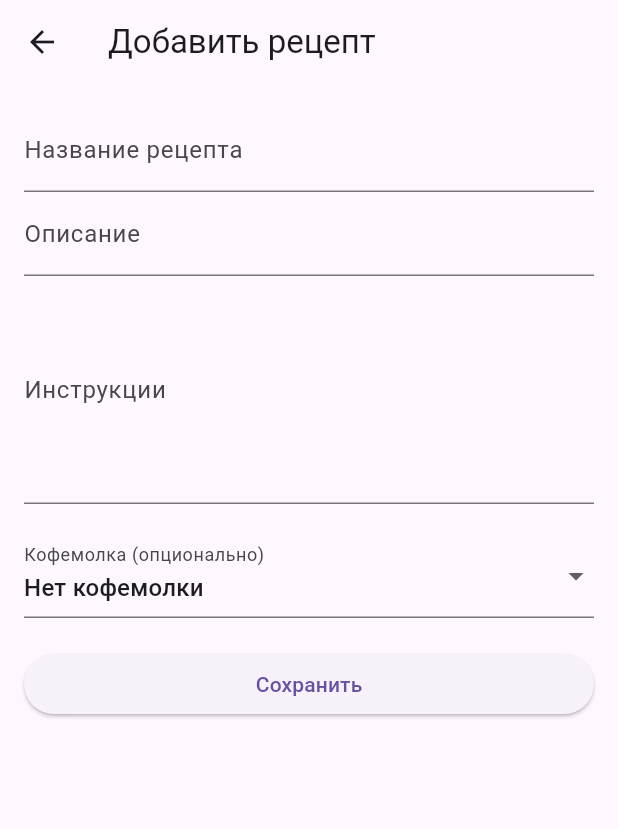
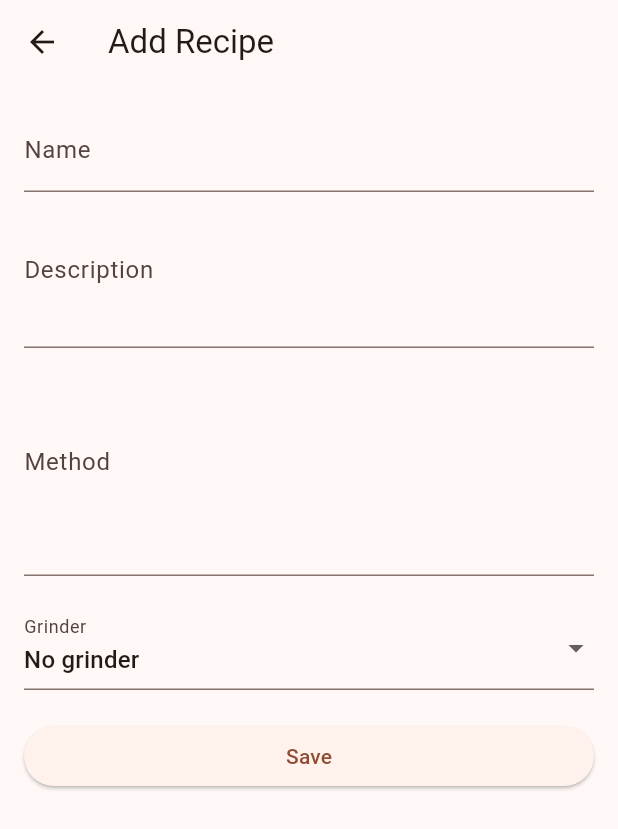
Before and after one commit to deledzis/BrewDiary, a Flutter app: the screen it shows after launch, item 2 of the bottom bar chosen, after a tap on the "add" icon, on a phone screen of 412 x 824 dp. Shown: the top 829 px of the screen. Run offline on Flutter 3.47's test engine with Material 3 defaults, Android fonts, the phone set to English and light mode, and no system bars; our stand-ins replace image_picker, share_plus, shared_preferences, sqflite, sqflite_common_ffi; accounts and stored records are empty; generated files the repository leaves out were written again.

Commit message:
Theming and l10n

```diff
--- a/lib/diary/add_entry_screen.dart
+++ b/lib/diary/add_entry_screen.dart
@@ -112,12 +112,12 @@ class _AddEntryScreenState extends State<AddEntryScreen> {
 
   Widget _buildRecipeDropdown() {
     if (_isRecipesLoading) {
-      return InputDecorator(
-        decoration: const InputDecoration(
+      return const InputDecorator(
+        decoration: InputDecoration(
           labelText: 'Связать с рецептом (опционально)',
         ),
         child: Row(
-          children: const [
+          children: [
             CircularProgressIndicator(strokeWidth: 2),
             SizedBox(width: 16),
             Text('Загрузка рецептов...'),
--- a/lib/diary/edit_entry_screen.dart
+++ b/lib/diary/edit_entry_screen.dart
@@ -141,12 +141,12 @@ class _EditEntryScreenState extends State<EditEntryScreen> {
 
   Widget _buildRecipeDropdown() {
     if (_isRecipesLoading) {
-      return InputDecorator(
-        decoration: const InputDecoration(
+      return const InputDecorator(
+        decoration: InputDecoration(
           labelText: 'Связать с рецептом (опционально)',
         ),
         child: Row(
-          children: const [
+          children: [
             CircularProgressIndicator(strokeWidth: 2),
             SizedBox(width: 16),
             Text('Загрузка рецептов...'),
--- a/lib/grinder/add_edit_grinder_screen.dart
+++ b/lib/grinder/add_edit_grinder_screen.dart
@@ -1,4 +1,5 @@
 import 'package:flutter/material.dart';
+import 'package:flutter_gen/gen_l10n/app_localizations.dart';
 
 import '../db/db_helper.dart';
 
@@ -60,13 +61,10 @@ class _AddEditGrinderScreenState extends State<AddEditGrinderScreen> {
 
   @override
   Widget build(BuildContext context) {
+    final l10n = AppLocalizations.of(context)!;
     return Scaffold(
       appBar: AppBar(
-        title: Text(
-          widget.grinder == null
-              ? 'Добавить кофемолку'
-              : 'Редактировать кофемолку',
-        ),
+        title: Text(widget.grinder == null ? l10n.addGrinder : l10n.editGrinder),
       ),
       body: Padding(
         padding: const EdgeInsets.all(16),
@@ -76,7 +74,7 @@ class _AddEditGrinderScreenState extends State<AddEditGrinderScreen> {
             children: [
               TextFormField(
                 controller: _nameController,
-                decoration: const InputDecoration(labelText: 'Название'),
+                decoration: InputDecoration(labelText: l10n.grinderName),
                 validator:
                     (value) =>
                         value == null || value.isEmpty
@@ -85,17 +83,17 @@ class _AddEditGrinderScreenState extends State<AddEditGrinderScreen> {
               ),
               TextFormField(
                 controller: _descriptionController,
-                decoration: const InputDecoration(labelText: 'Описание'),
+                decoration: InputDecoration(labelText: l10n.grinderDescription),
               ),
               TextFormField(
                 controller: _settingsController,
-                decoration: const InputDecoration(labelText: 'Настройки'),
+                decoration: InputDecoration(labelText: l10n.grinderSettings),
                 maxLines: 3,
               ),
               const SizedBox(height: 20),
               ElevatedButton(
                 onPressed: _submitForm,
-                child: const Text('Сохранить'),
+                child: Text(l10n.save),
               ),
             ],
           ),
--- a/lib/grinder/coffee_grinder_screen.dart
+++ b/lib/grinder/coffee_grinder_screen.dart
@@ -1,4 +1,5 @@
 import 'package:flutter/material.dart';
+import 'package:flutter_gen/gen_l10n/app_localizations.dart';
 
 import '../db/db_helper.dart';
 import 'add_edit_grinder_screen.dart';
@@ -28,8 +29,9 @@ class _CoffeeGrinderScreenState extends State<CoffeeGrinderScreen> {
 
   @override
   Widget build(BuildContext context) {
+    final l10n = AppLocalizations.of(context)!;
     return Scaffold(
-      appBar: AppBar(title: const Text('Кофемолки')),
+      appBar: AppBar(title: Text(l10n.grinders)),
       body: ListView.builder(
         itemCount: _grinders.length,
         itemBuilder: (context, index) {
--- a/lib/home/home_screen.dart
+++ b/lib/home/home_screen.dart
@@ -1,4 +1,5 @@
 import 'package:flutter/material.dart';
+import 'package:flutter_gen/gen_l10n/app_localizations.dart';
 
 import '../recipes/recipes_screen.dart';
 import '../settings/settings_screen.dart';
@@ -21,8 +22,10 @@ class _HomeScreenState extends State<HomeScreen> {
 
   @override
   Widget build(BuildContext context) {
+    final l10n = AppLocalizations.of(context)!;
+
     return Scaffold(
-      appBar: AppBar(title: const Text('BrewDiary')),
+      appBar: AppBar(title: Text(l10n.appTitle)),
       body: _pages[_currentIndex],
       bottomNavigationBar: BottomNavigationBar(
         currentIndex: _currentIndex,
@@ -31,15 +34,15 @@ class _HomeScreenState extends State<HomeScreen> {
             _currentIndex = newIndex;
           });
         },
-        items: const [
-          BottomNavigationBarItem(icon: Icon(Icons.book), label: 'Дневник'),
+        items: [
+          BottomNavigationBarItem(icon: const Icon(Icons.book), label: l10n.diary),
           BottomNavigationBarItem(
-            icon: Icon(Icons.receipt_long),
-            label: 'Рецепты',
+            icon: const Icon(Icons.receipt_long),
+            label: l10n.recipes,
           ),
           BottomNavigationBarItem(
-            icon: Icon(Icons.settings),
-            label: 'Настройки',
+            icon: const Icon(Icons.settings),
+            label: l10n.settings,
           ),
         ],
       ),
--- a/lib/home/journal_screen.dart
+++ b/lib/home/journal_screen.dart
@@ -1,6 +1,7 @@
 import 'dart:io';
 
 import 'package:flutter/material.dart';
+import 'package:flutter_gen/gen_l10n/app_localizations.dart';
 
 import '../db/db_helper.dart';
 import '../diary/add_entry_screen.dart';
@@ -39,8 +40,9 @@ class _JournalScreenState extends State<JournalScreen> {
 
   @override
   Widget build(BuildContext context) {
+    final l10n = AppLocalizations.of(context)!;
     return Scaffold(
-      appBar: AppBar(title: const Text('Дневник заваривания кофе')),
+      appBar: AppBar(title: Text(l10n.coffeeBrewingDiary)),
       body: ListView.builder(
         itemCount: _brewingResults.length,
         itemBuilder: (context, index) {
--- /dev/null
+++ b/lib/l10n/app_en.arb
@@ -0,0 +1,73 @@
+{
+    "appTitle": "BrewDiary",
+    "home": "Home",
+    "diary": "Diary",
+    "recipes": "Recipes",
+    "grinder": "Grinder",
+    "settings": "Settings",
+    "addEntry": "Add Entry",
+    "editEntry": "Edit Entry",
+    "addRecipe": "Add Recipe",
+    "editRecipe": "Edit Recipe",
+    "addGrinder": "Add Grinder",
+    "editGrinder": "Edit Grinder",
+    "save": "Save",
+    "cancel": "Cancel",
+    "delete": "Delete",
+    "edit": "Edit",
+    "details": "Details",
+    "notes": "Notes",
+    "date": "Date",
+    "time": "Time",
+    "coffeeAmount": "Coffee Amount",
+    "waterAmount": "Water Amount",
+    "grindSize": "Grind Size",
+    "temperature": "Temperature",
+    "brewTime": "Brew Time",
+    "rating": "Rating",
+    "taste": "Taste",
+    "aroma": "Aroma",
+    "body": "Body",
+    "acidity": "Acidity",
+    "aftertaste": "Aftertaste",
+    "name": "Name",
+    "description": "Description",
+    "method": "Method",
+    "steps": "Steps",
+    "grinderName": "Grinder Name",
+    "grinderType": "Grinder Type",
+    "burrSize": "Burr Size",
+    "manufacturer": "Manufacturer",
+    "statistics": "Brewing Statistics",
+    "profileData": "Profile data will be added in the future.",
+    "myGrinders": "My Grinders",
+    "noInstructions": "No instructions for this recipe",
+    "deleteRecipe": "Delete Recipe?",
+    "no": "No",
+    "yes": "Yes",
+    "loadingGrinder": "Loading grinder...",
+    "noGrinderSelected": "No grinder selected",
+    "stepByStepGuide": "Step-by-Step Guide",
+    "back": "Back",
+    "next": "Next",
+    "noGrinder": "No grinder",
+    "coffeeBrewingDiary": "Coffee Brewing Diary",
+    "loadingRecipe": "Loading recipe...",
+    "grinders": "Grinders",
+    "entryDetails": "Entry Details",
+    "deleteEntry": "Delete Entry?",
+    "loadingRecipes": "Loading recipes...",
+    "noRecipe": "No recipe",
+    "noImageSelected": "No image selected",
+    "addReplace": "Add/Replace",
+    "remove": "Remove",
+    "editEntryTitle": "Edit Entry",
+    "saveChanges": "Save Changes",
+    "addEntryTitle": "Add Entry",
+    "grinderDescription": "Description",
+    "grinderSettings": "Settings",
+    "theme": "Theme",
+    "systemTheme": "System",
+    "lightTheme": "Light",
+    "darkTheme": "Dark"
+}
--- a/lib/main.dart
+++ b/lib/main.dart
@@ -2,11 +2,16 @@ import 'dart:io';
 
 import 'package:flutter/foundation.dart';
 import 'package:flutter/material.dart';
+import 'package:flutter_localizations/flutter_localizations.dart';
 import 'package:sqflite_common_ffi/sqflite_ffi.dart';
+import 'package:flutter_gen/gen_l10n/app_localizations.dart';
+import 'package:provider/provider.dart';
+import 'package:shared_preferences/shared_preferences.dart';
 
+import 'settings/theme_provider.dart';
 import 'home/home_screen.dart';
 
-void main() {
+void main() async {
   WidgetsFlutterBinding.ensureInitialized();
   // DB init for desktop platform
   if (!kIsWeb && (Platform.isWindows || Platform.isLinux || Platform.isMacOS)) {
@@ -14,18 +19,50 @@ void main() {
     databaseFactory = databaseFactoryFfi;
   }
 
-  runApp(const BrewDiaryApp());
+  final prefs = await SharedPreferences.getInstance();
+  runApp(BrewDiaryApp(prefs: prefs));
 }
 
 class BrewDiaryApp extends StatelessWidget {
-  const BrewDiaryApp({super.key});
+  final SharedPreferences prefs;
+
+  const BrewDiaryApp({super.key, required this.prefs});
 
   @override
   Widget build(BuildContext context) {
-    return MaterialApp(
-      title: 'BrewDiary',
-      theme: ThemeData(primarySwatch: Colors.brown),
-      home: const HomeScreen(),
+    return ChangeNotifierProvider(
+      create: (_) => ThemeProvider(prefs),
+      child: Consumer<ThemeProvider>(
+        builder: (context, themeProvider, child) {
+          return MaterialApp(
+            title: 'BrewDiary',
+            theme: ThemeData(
+              colorScheme: ColorScheme.fromSeed(seedColor: Colors.brown),
+              useMaterial3: true,
+            ),
+            darkTheme: ThemeData(
+              colorScheme: ColorScheme.fromSeed(
+                seedColor: Colors.brown,
+                brightness: Brightness.dark,
+              ),
+              useMaterial3: true,
+            ),
+            themeMode: themeProvider.themeMode,
+            localizationsDelegates: const [
+              AppLocalizations.delegate,
+              GlobalMaterialLocalizations.delegate,
+              GlobalWidgetsLocalizations.delegate,
+              GlobalCupertinoLocalizations.delegate,
+            ],
+            supportedLocales: const [
+              Locale('en'), // English
+              Locale('es'), // Spanish
+              Locale('ru'), // Russian
+            ],
+            home: const HomeScreen(),
+          );
+        },
+      ),
     );
   }
 }
--- a/lib/recipes/add_edit_recipe_screen.dart
+++ b/lib/recipes/add_edit_recipe_screen.dart
@@ -1,4 +1,5 @@
 import 'package:flutter/material.dart';
+import 'package:flutter_gen/gen_l10n/app_localizations.dart';
 
 import '../db/db_helper.dart';
 
@@ -69,34 +70,12 @@ class _AddEditRecipeScreenState extends State<AddEditRecipeScreen> {
     }
   }
 
-  Widget _buildGrinderDropdown() {
-    return DropdownButtonFormField<int?>(
-      decoration: const InputDecoration(labelText: 'Кофемолка (опционально)'),
-      value: _selectedGrinderId,
-      items: [
-        const DropdownMenuItem<int?>(value: null, child: Text('Нет кофемолки')),
-        ..._grinders.map((grinder) {
-          return DropdownMenuItem<int?>(
-            value: grinder['id'] as int,
-            child: Text(grinder['name']),
-          );
-        }),
-      ],
-      onChanged: (value) {
-        setState(() {
-          _selectedGrinderId = value;
-        });
-      },
-    );
-  }
-
   @override
   Widget build(BuildContext context) {
+    final l10n = AppLocalizations.of(context)!;
     return Scaffold(
       appBar: AppBar(
-        title: Text(
-          widget.recipe == null ? 'Добавить рецепт' : 'Редактировать рецепт',
-        ),
+        title: Text(widget.recipe == null ? l10n.addRecipe : l10n.editRecipe),
       ),
       body: Padding(
         padding: const EdgeInsets.all(16),
@@ -106,9 +85,7 @@ class _AddEditRecipeScreenState extends State<AddEditRecipeScreen> {
             children: [
               TextFormField(
                 controller: _nameController,
-                decoration: const InputDecoration(
-                  labelText: 'Название рецепта',
-                ),
+                decoration: InputDecoration(labelText: l10n.name),
                 validator:
                     (value) =>
                         value == null || value.isEmpty
@@ -117,11 +94,12 @@ class _AddEditRecipeScreenState extends State<AddEditRecipeScreen> {
               ),
               TextFormField(
                 controller: _descriptionController,
-                decoration: const InputDecoration(labelText: 'Описание'),
+                decoration: InputDecoration(labelText: l10n.description),
+                maxLines: 3,
               ),
               TextFormField(
                 controller: _instructionsController,
-                decoration: const InputDecoration(labelText: 'Инструкции'),
+                decoration: InputDecoration(labelText: l10n.method),
                 maxLines: 5,
                 validator:
                     (value) =>
@@ -130,11 +108,31 @@ class _AddEditRecipeScreenState extends State<AddEditRecipeScreen> {
                             : null,
               ),
               const SizedBox(height: 20),
-              _buildGrinderDropdown(),
+              DropdownButtonFormField<int?>(
+                decoration: InputDecoration(labelText: l10n.grinder),
+                value: _selectedGrinderId,
+                items: [
+                  DropdownMenuItem<int?>(
+                    value: null,
+                    child: Text(l10n.noGrinder),
+                  ),
+                  ..._grinders.map((grinder) {
+                    return DropdownMenuItem<int?>(
+                      value: grinder['id'] as int,
+                      child: Text(grinder['name']),
+                    );
+                  }),
+                ],
+                onChanged: (value) {
+                  setState(() {
+                    _selectedGrinderId = value;
+                  });
+                },
+              ),
               const SizedBox(height: 20),
               ElevatedButton(
                 onPressed: _submitForm,
-                child: const Text('Сохранить'),
+                child: Text(l10n.save),
               ),
             ],
           ),
--- a/lib/recipes/recipe_detail_screen.dart
+++ b/lib/recipes/recipe_detail_screen.dart
@@ -1,5 +1,6 @@
 import 'package:flutter/material.dart';
 import 'package:share_plus/share_plus.dart';
+import 'package:flutter_gen/gen_l10n/app_localizations.dart';
 
 import '../db/db_helper.dart';
 import 'add_edit_recipe_screen.dart';
@@ -12,6 +13,7 @@ class RecipeDetailScreen extends StatelessWidget {
 
   @override
   Widget build(BuildContext context) {
+    final l10n = AppLocalizations.of(context)!;
     return Scaffold(
       appBar: AppBar(
         title: Text(recipe['name']),
@@ -53,18 +55,16 @@ class RecipeDetailScreen extends StatelessWidget {
                 context: context,
                 builder:
                     (context) => AlertDialog(
-                      title: const Text('Удалить рецепт?'),
-                      content: const Text(
-                        'Вы уверены, что хотите удалить этот рецепт?',
-                      ),
+                      title: Text(l10n.deleteRecipe),
+                      content: Text(l10n.deleteRecipe),
                       actions: [
                         TextButton(
                           onPressed: () => Navigator.pop(context, false),
-                          child: const Text('Нет'),
+                          child: Text(l10n.no),
                         ),
                         TextButton(
                           onPressed: () => Navigator.pop(context, true),
-                          child: const Text('Да'),
+                          child: Text(l10n.yes),
                         ),
                       ],
                     ),
--- a/lib/recipes/recipes_screen.dart
+++ b/lib/recipes/recipes_screen.dart
@@ -1,4 +1,5 @@
 import 'package:flutter/material.dart';
+import 'package:flutter_gen/gen_l10n/app_localizations.dart';
 
 import '../db/db_helper.dart';
 import 'add_edit_recipe_screen.dart';
@@ -29,8 +30,9 @@ class _RecipesScreenState extends State<RecipesScreen> {
 
   @override
   Widget build(BuildContext context) {
+    final l10n = AppLocalizations.of(context)!;
     return Scaffold(
-      appBar: AppBar(title: const Text('Рецепты')),
+      appBar: AppBar(title: Text(l10n.recipes)),
       body: ListView.builder(
         itemCount: _recipes.length,
         itemBuilder: (context, index) {
--- a/lib/settings/statistics_screen.dart
+++ b/lib/settings/statistics_screen.dart
@@ -1,4 +1,5 @@
 import 'package:flutter/material.dart';
+import 'package:flutter_gen/gen_l10n/app_localizations.dart';
 
 import '../db/db_helper.dart';
 
@@ -37,6 +38,7 @@ class _StatisticsScreenState extends State<StatisticsScreen> {
 
   @override
   Widget build(BuildContext context) {
+    final l10n = AppLocalizations.of(context)!;
     double totalBrews = _results.length.toDouble();
     double averageRating = 0;
     if (_results.isNotEmpty) {
@@ -48,7 +50,7 @@ class _StatisticsScreenState extends State<StatisticsScreen> {
     }
 
     return Scaffold(
-      appBar: AppBar(title: const Text('Статистика заваривания')),
+      appBar: AppBar(title: Text(l10n.statistics)),
       body:
           _isLoading
               ? const Center(child: CircularProgressIndicator())
--- /dev/null
+++ b/lib/settings/theme_provider.dart
@@ -0,0 +1,30 @@
+import 'package:flutter/material.dart';
+import 'package:shared_preferences/shared_preferences.dart';
+
+class ThemeProvider extends ChangeNotifier {
+  static const String _themeKey = 'theme_mode';
+  ThemeMode _themeMode = ThemeMode.system;
+  final SharedPreferences _prefs;
+
+  ThemeProvider(this._prefs) {
+    _loadTheme();
+  }
+
+  ThemeMode get themeMode => _themeMode;
+
+  Future<void> _loadTheme() async {
+    final String? themeString = _prefs.getString(_themeKey);
+    if (themeString != null) {
+      _themeMode = ThemeMode.values.firstWhere(
+        (e) => e.toString() == themeString,
+      );
+      notifyListeners();
+    }
+  }
+
+  Future<void> setThemeMode(ThemeMode mode) async {
+    _themeMode = mode;
+    await _prefs.setString(_themeKey, mode.toString());
+    notifyListeners();
+  }
+}
```
Also changed, not shown: lib/l10n/app_es.arb (added, +73 -0 lines), lib/l10n/app_ru.arb (added, +73 -0 lines), lib/recipes/brew_guide_screen.dart (+48 -25 lines), lib/settings/settings_screen.dart (+18 -2 lines), lib/settings/theme_settings_screen.dart (added, +55 -0 lines), pubspec.yaml (+14 -7 lines), 1 other file.
